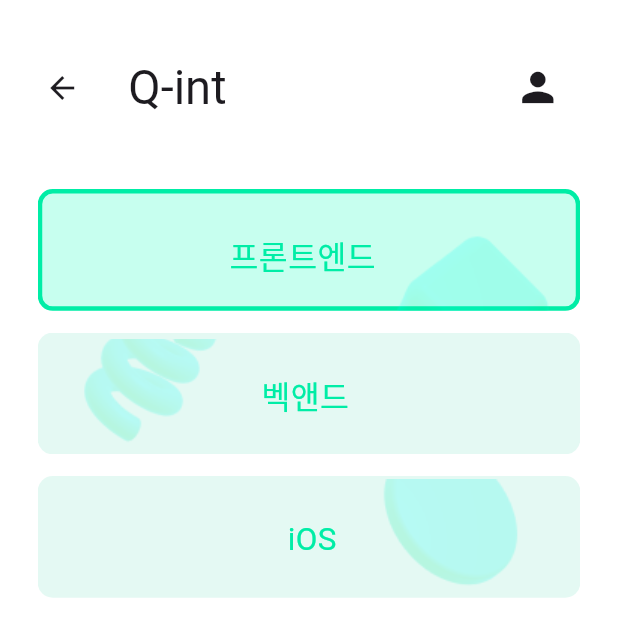
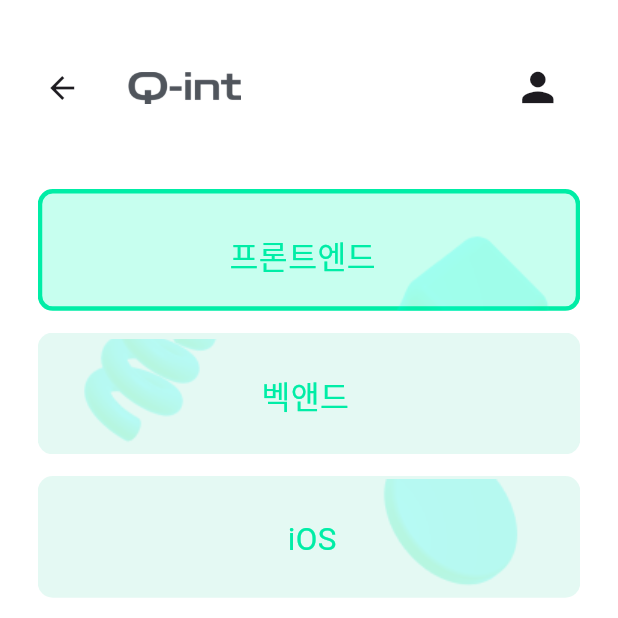
Before and after one commit to cartooncompany/homeworkMVVM, a Flutter app: the MypageScreen screen opened directly, after a tap on the "home" icon, on a phone screen of 412 x 824 dp, the top half of it. Run offline on Flutter 3.47's test engine with Material 3 defaults, Android fonts, the phone set to English and light mode, and no system bars; our stand-ins replace fl_chart, flutter_screenutil; Roboto replaces fonts that are missing (Pretendard).

Commit message:
로고 이미지 추가

```diff
--- a/lib/MainPage/widget/home_app_bar.dart
+++ b/lib/MainPage/widget/home_app_bar.dart
@@ -20,9 +20,10 @@ class HomeAppBar extends StatelessWidget implements PreferredSizeWidget {
               title: Row(
                 mainAxisAlignment: MainAxisAlignment.spaceBetween,
                 children: [
-                  Text(
-                    "Q-int",
-                    style: TextStyle(fontSize: 30.w),
+                  Image.asset(
+                    width: 72.w,
+                    height: 29.h,
+                    'assets/images/logo/Q-int-logo.png'
                   ),
                   IconButton(
                     iconSize: 30.w,
--- a/lib/MainPage/widget/my_page_app_bar.dart
+++ b/lib/MainPage/widget/my_page_app_bar.dart
@@ -1,4 +1,5 @@
 import 'package:flutter/material.dart';
+import 'package:flutter_screenutil/flutter_screenutil.dart';
 
 import '../home_screen.dart';
 
@@ -19,9 +20,10 @@ class MyPageAppBar extends StatelessWidget implements PreferredSizeWidget {
               title: Row(
                 mainAxisAlignment: MainAxisAlignment.spaceBetween,
                 children: [
-                  const Text(
-                    "Q-int",
-                    style: TextStyle(fontSize: 35),
+                  Image.asset(
+                      width: 72.w,
+                      height: 29.h,
+                      'assets/images/logo/Q-int-logo.png'
                   ),
                   IconButton(
                     iconSize: 40,
```
